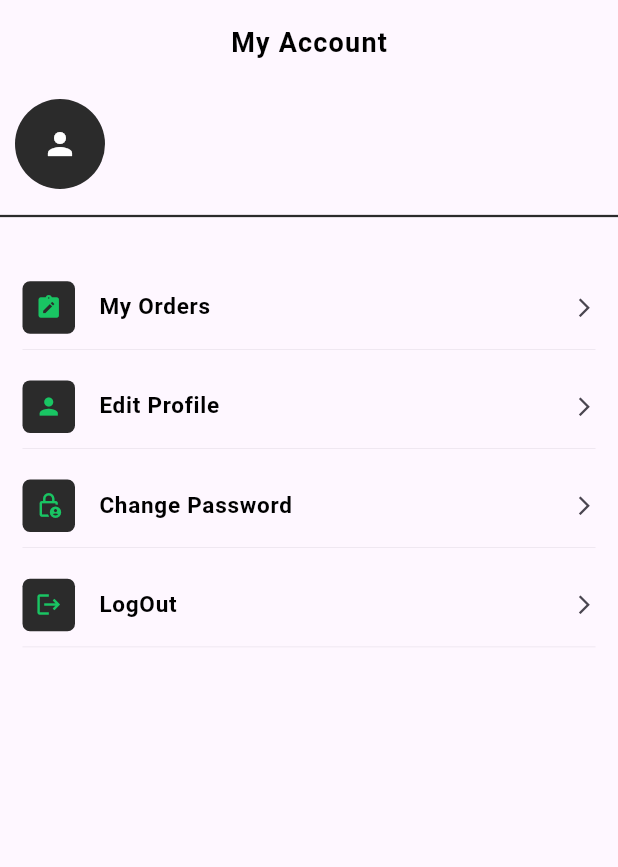
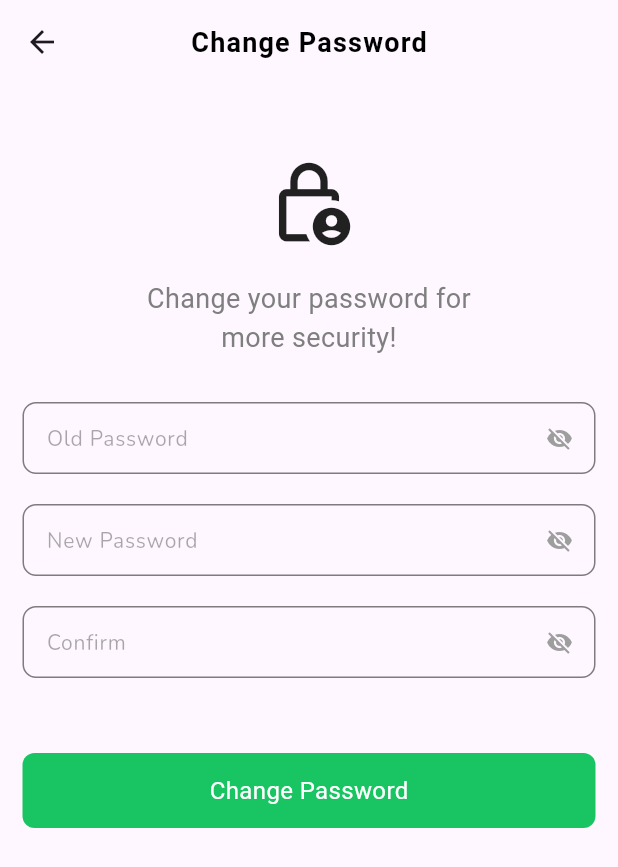
Before and after one commit to ihsankhan-752/SmartMar-User-Side, a Flutter app: the ProfileScreen screen opened directly, after a tap on "Change Password", on a phone screen of 412 x 824 dp. Shown: the top 867 px of the screen. Run offline on Flutter 3.47's test engine with Material 3 defaults, Android fonts, the light colour scheme and no system bars; our stand-ins replace cloud_firestore, firebase_auth, firebase_core, firebase_messaging, firebase_storage, flutter_easyloading and 12 more; missing offline and left inert: country_state_city_picker, flutter_stripe, staggered_grid_view_flutter; accounts and stored records are empty; Roboto replaces fonts that are missing (Acme).

Commit message:
Change Password Done

```diff
--- /dev/null
+++ b/lib/controllers/visibility_controller.dart
@@ -0,0 +1,41 @@
+import 'package:flutter/foundation.dart';
+import 'package:flutter/material.dart';
+
+class VisibilityController extends ChangeNotifier {
+  bool _isVisible = true;
+
+  bool get isVisible => _isVisible;
+
+  hideAndUnHideVisibility() {
+    _isVisible = !_isVisible;
+    notifyListeners();
+  }
+
+  bool _isPasswordVisible = true;
+  bool _isConfirmPasswordVisible = true;
+  bool _isOldPasswordVisible = true;
+
+  bool get isPasswordVisible => _isPasswordVisible;
+  bool get isConfirmPasswordVisible => _isConfirmPasswordVisible;
+  bool get isOldPasswordVisible => _isOldPasswordVisible;
+
+  void togglePasswordVisibility() {
+    _isPasswordVisible = !_isPasswordVisible;
+    notifyListeners();
+  }
+
+  void toggleConfirmPasswordVisibility() {
+    _isConfirmPasswordVisible = !_isConfirmPasswordVisible;
+    notifyListeners();
+  }
+
+  void toggleOldPasswordVisibility() {
+    _isOldPasswordVisible = !_isOldPasswordVisible;
+    notifyListeners();
+  }
+
+  set visibility(newValue) {
+    _isVisible = newValue;
+    notifyListeners();
+  }
+}
--- a/lib/main.dart
+++ b/lib/main.dart
@@ -7,6 +7,7 @@ import 'package:get/get_navigation/src/root/get_material_app.dart';
 import 'package:provider/provider.dart';
 import 'package:smart_mart_user_side/controllers/app_text_controller.dart';
 import 'package:smart_mart_user_side/controllers/image_controller.dart';
+import 'package:smart_mart_user_side/controllers/visibility_controller.dart';
 import 'package:smart_mart_user_side/screens/splash/splash_screen.dart';
 
 import 'constants/keys.dart';
@@ -46,6 +47,7 @@ class MyApp extends StatelessWidget {
         ChangeNotifierProvider(create: (_) => LoadingController()),
         ChangeNotifierProvider(create: (_) => AppTextController()),
         ChangeNotifierProvider(create: (_) => ImageController()),
+        ChangeNotifierProvider(create: (_) => VisibilityController()),
       ],
       child: GetMaterialApp(
         debugShowCheckedModeBanner: false,
--- /dev/null
+++ b/lib/screens/bottom_nav_bar/profile/change_password/change_password_screen.dart
@@ -0,0 +1,143 @@
+import 'package:flutter/material.dart';
+import 'package:provider/provider.dart';
+import 'package:smart_mart_user_side/widgets/custom_text_fields.dart';
+
+import '../../../../constants/colors.dart';
+import '../../../../constants/text_styles.dart';
+import '../../../../controllers/loading_controller.dart';
+import '../../../../controllers/visibility_controller.dart';
+import '../../../../services/auth_services.dart';
+import '../../../../widgets/buttons.dart';
+
+class ChangePasswordScreen extends StatefulWidget {
+  const ChangePasswordScreen({super.key});
+
+  @override
+  State<ChangePasswordScreen> createState() => _ChangePasswordScreenState();
+}
+
+class _ChangePasswordScreenState extends State<ChangePasswordScreen> {
+  TextEditingController _oldPasswordController = TextEditingController();
+  TextEditingController _newPasswordController = TextEditingController();
+  TextEditingController _confirmPasswordController = TextEditingController();
+
+  @override
+  Widget build(BuildContext context) {
+    return Scaffold(
+      appBar: AppBar(
+        centerTitle: true,
+        title: Text("Change Password", style: AppTextStyles.APPBAR_HEADING_STYLE.copyWith(color: AppColors.primaryBlack)),
+      ),
+      body: SingleChildScrollView(
+        child: Column(
+          crossAxisAlignment: CrossAxisAlignment.start,
+          children: [
+            const SizedBox(height: 50),
+            Center(child: Icon(Icons.lock_person_outlined, size: 60)),
+            const SizedBox(height: 20),
+            Center(
+              child: Text(
+                "Change your password for\nmore security!",
+                textAlign: TextAlign.center,
+                style: TextStyle(
+                  fontSize: 18,
+                  color: AppColors.grey,
+                ),
+              ),
+            ),
+            Padding(
+              padding: const EdgeInsets.symmetric(horizontal: 15),
+              child: Column(
+                crossAxisAlignment: CrossAxisAlignment.start,
+                children: [
+                  const SizedBox(height: 30),
+                  Consumer<VisibilityController>(
+                    builder: (context, passwordVisibilityController, child) {
+                      return AuthTextInput(
+                        isTextSecure: passwordVisibilityController.isOldPasswordVisible,
+                        hintText: "Old Password",
+                        controller: _oldPasswordController,
+                        suffixIcon: GestureDetector(
+                          onTap: () {
+                            passwordVisibilityController.toggleOldPasswordVisibility();
+                          },
+                          child: Icon(
+                            passwordVisibilityController.isOldPasswordVisible ? Icons.visibility_off : Icons.visibility,
+                            color: Colors.grey.shade500,
+                          ),
+                        ),
+                      );
+                    },
+                  ),
+                  const SizedBox(height: 20),
+                  Consumer<VisibilityController>(
+                    builder: (context, confirmPasswordVisibilityController, child) {
+                      return AuthTextInput(
+                        isTextSecure: confirmPasswordVisibilityController.isPasswordVisible,
+                        hintText: "New Password",
+                        controller: _newPasswordController,
+                        suffixIcon: GestureDetector(
+                          onTap: () {
+                            confirmPasswordVisibilityController.togglePasswordVisibility();
+                          },
+                          child: Icon(
+                            confirmPasswordVisibilityController.isPasswordVisible ? Icons.visibility_off : Icons.visibility,
+                            color: Colors.grey.shade500,
+                          ),
+                        ),
+                      );
+                    },
+                  ),
+                  const SizedBox(height: 20),
+                  Consumer<VisibilityController>(
+                    builder: (context, confirmPasswordVisibilityController, child) {
+                      return AuthTextInput(
+                        isTextSecure: confirmPasswordVisibilityController.isConfirmPasswordVisible,
+                        hintText: "Confirm",
+                        controller: _confirmPasswordController,
+                        suffixIcon: GestureDetector(
+                          onTap: () {
+                            confirmPasswordVisibilityController.toggleConfirmPasswordVisibility();
+                          },
+                          child: Icon(
+                            confirmPasswordVisibilityController.isConfirmPasswordVisible
+                                ? Icons.visibility_off
+                                : Icons.visibility,
+                            color: Colors.grey.shade500,
+                          ),
+                        ),
+                      );
+                    },
+                  ),
+                  const SizedBox(height: 50),
+                  Consumer<LoadingController>(builder: (context, loadingController, child) {
+                    return loadingController.isLoading
+                        ? const Center(
+                            child: CircularProgressIndicator(),
+                          )
+                        : PrimaryButton(
+                            onTap: () async {
+                              AuthServices.changeUserPasswordCreative(
+                                context: context,
+                                oldPassword: _oldPasswordController.text,
+                                newPassword: _newPasswordController.text,
+                                confirmPassword: _confirmPasswordController.text,
+                              );
+                              setState(() {
+                                _oldPasswordController.clear();
+                                _newPasswordController.clear();
+                                _confirmPasswordController.clear();
+                              });
+                            },
+                            title: "Change Password",
+                          );
+                  })
+                ],
+              ),
+            )
+          ],
+        ),
+      ),
+    );
+  }
+}
--- a/lib/screens/bottom_nav_bar/profile/profile_screen.dart
+++ b/lib/screens/bottom_nav_bar/profile/profile_screen.dart
@@ -1,5 +1,6 @@
 import 'package:flutter/material.dart';
 import 'package:provider/provider.dart';
+import 'package:smart_mart_user_side/screens/bottom_nav_bar/profile/change_password/change_password_screen.dart';
 import 'package:smart_mart_user_side/screens/bottom_nav_bar/profile/edit_profile/edit_profile_screen.dart';
 import 'package:smart_mart_user_side/screens/bottom_nav_bar/profile/widgets/profile_listtile_widget.dart';
 
@@ -77,7 +78,7 @@ class _ProfileScreenState extends State<ProfileScreen> {
             title: "Edit Profile",
           ),
           ProfileListTileWidget(
-            onPressed: () {},
+            onPressed: () => navigateToPageWithPush(context, ChangePasswordScreen()),
             icon: Icons.lock_person_outlined,
             title: "Change Password",
           ),
--- a/lib/services/auth_services.dart
+++ b/lib/services/auth_services.dart
@@ -92,4 +92,52 @@ class AuthServices {
       }
     }
   }
+
+  static Future<bool> checkOldPasswordCreative(email, password) async {
+    AuthCredential authCredential = EmailAuthProvider.credential(email: email, password: password);
+    try {
+      var credentialResult = await FirebaseAuth.instance.currentUser!.reauthenticateWithCredential(authCredential);
+      return credentialResult.user != null;
+    } catch (e) {
+      print(e);
+      return false;
+    }
+  }
+
+  static Future<void> changeUserPasswordCreative({
+    required BuildContext context,
+    required String oldPassword,
+    required String newPassword,
+    required String confirmPassword,
+  }) async {
+    if (oldPassword.isEmpty) {
+      showCustomMsg(context: context, msg: "Old password required");
+    } else if (newPassword.isEmpty) {
+      showCustomMsg(context: context, msg: "New password required");
+    } else if (newPassword != confirmPassword) {
+      showCustomMsg(context: context, msg: "Password does not match");
+    } else {
+      Provider.of<LoadingController>(context, listen: false).setLoading(true);
+      bool checkPassword = true;
+      checkPassword = await checkOldPasswordCreative(
+        FirebaseAuth.instance.currentUser!.email,
+        oldPassword,
+      );
+      if (checkPassword) {
+        try {
+          await FirebaseAuth.instance.currentUser!.updatePassword(newPassword);
+          Provider.of<LoadingController>(context, listen: false).setLoading(false);
+
+          showCustomMsg(context: context, msg: "Password Updated Successfully");
+          Navigator.pushReplacement(context, MaterialPageRoute(builder: (_) => LoginScreen()));
+        } catch (e) {
+          Provider.of<LoadingController>(context, listen: false).setLoading(false);
+          showCustomMsg(context: context, msg: e.toString());
+        }
+      } else {
+        Provider.of<LoadingController>(context, listen: false).setLoading(false);
+        showCustomMsg(context: context, msg: "Invalid Password");
+      }
+    }
+  }
 }
```
